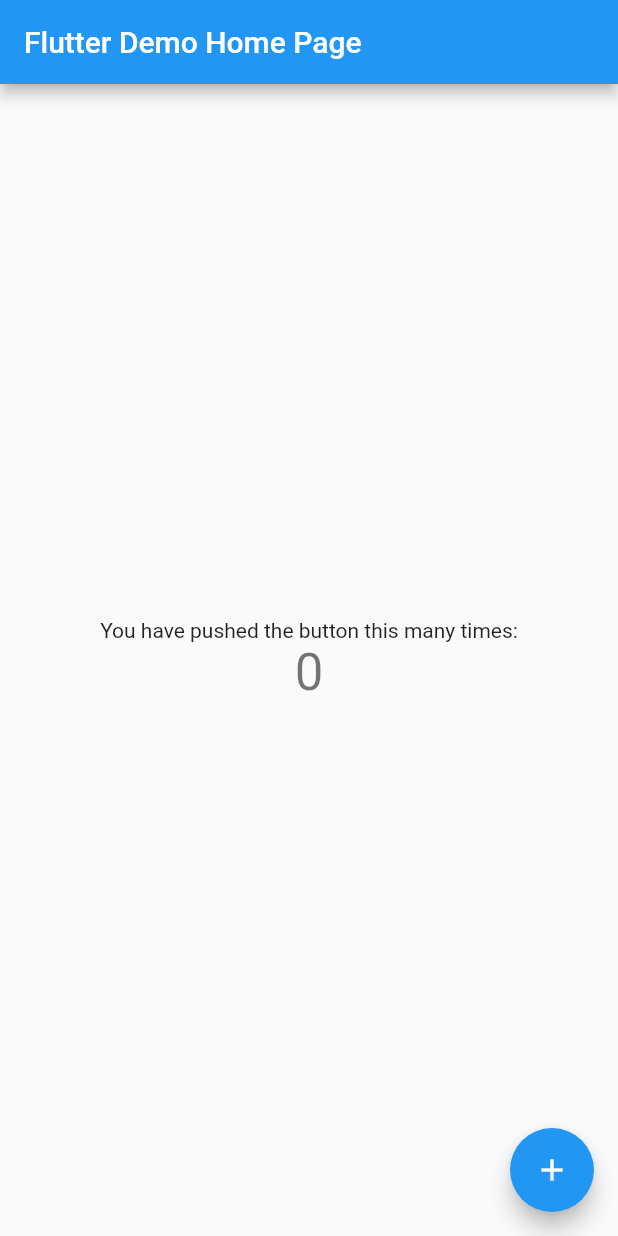
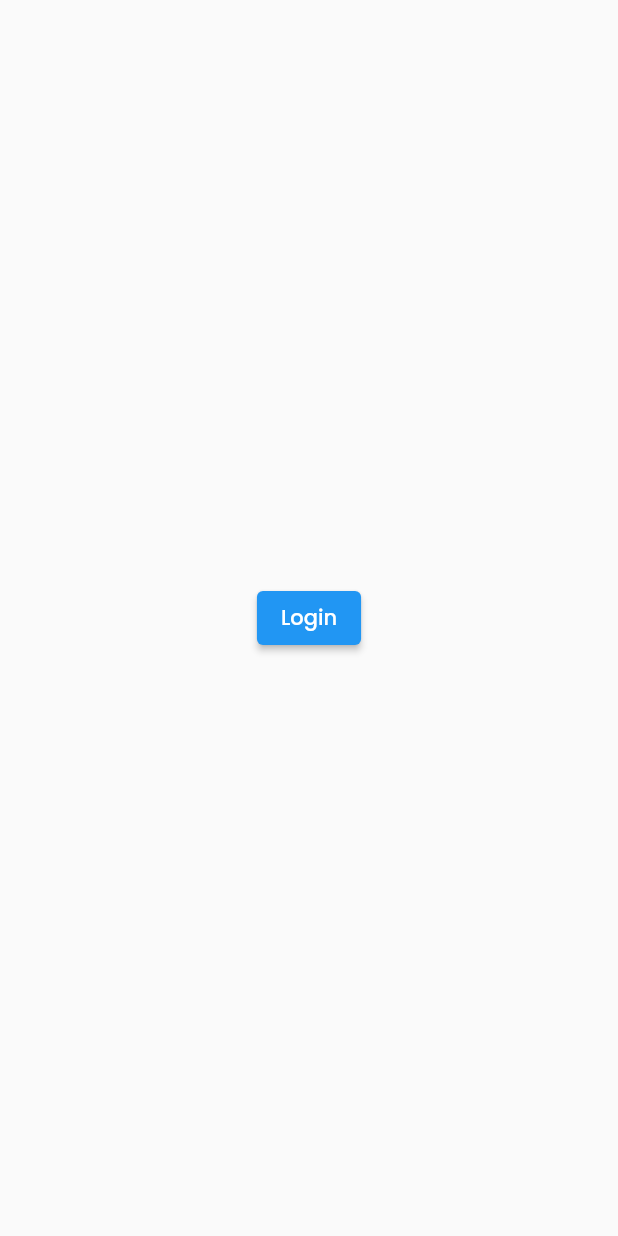
Before and after one commit to sfa119f/login_flutter, a Flutter app: the screen it shows after launch, on a phone screen of 412 x 824 dp. Run offline on Flutter 3.47's test engine with Material 2 defaults, Android fonts, the phone set to English and light mode, and no system bars.

Commit message:
make base screen

```diff
--- a/lib/main.dart
+++ b/lib/main.dart
@@ -1,115 +1,16 @@
 import 'package:flutter/material.dart';
+import 'package:login_flutter/screen/first.dart';
 
-void main() {
-  runApp(const MyApp());
-}
+void main() => runApp(MyApp());
 
 class MyApp extends StatelessWidget {
   const MyApp({super.key});
 
-  // This widget is the root of your application.
   @override
   Widget build(BuildContext context) {
     return MaterialApp(
-      title: 'Flutter Demo',
-      theme: ThemeData(
-        // This is the theme of your application.
-        //
-        // Try running your application with "flutter run". You'll see the
-        // application has a blue toolbar. Then, without quitting the app, try
-        // changing the primarySwatch below to Colors.green and then invoke
-        // "hot reload" (press "r" in the console where you ran "flutter run",
-        // or simply save your changes to "hot reload" in a Flutter IDE).
-        // Notice that the counter didn't reset back to zero; the application
-        // is not restarted.
-        primarySwatch: Colors.blue,
-      ),
-      home: const MyHomePage(title: 'Flutter Demo Home Page'),
+      theme: ThemeData(fontFamily: 'Poppins'),
+      home: FirstScreen(),
     );
   }
 }
-
-class MyHomePage extends StatefulWidget {
-  const MyHomePage({super.key, required this.title});
-
-  // This widget is the home page of your application. It is stateful, meaning
-  // that it has a State object (defined below) that contains fields that affect
-  // how it looks.
-
-  // This class is the configuration for the state. It holds the values (in this
-  // case the title) provided by the parent (in this case the App widget) and
-  // used by the build method of the State. Fields in a Widget subclass are
-  // always marked "final".
-
-  final String title;
-
-  @override
-  State<MyHomePage> createState() => _MyHomePageState();
-}
-
-class _MyHomePageState extends State<MyHomePage> {
-  int _counter = 0;
-
-  void _incrementCounter() {
-    setState(() {
-      // This call to setState tells the Flutter framework that something has
-      // changed in this State, which causes it to rerun the build method below
-      // so that the display can reflect the updated values. If we changed
-      // _counter without calling setState(), then the build method would not be
-      // called again, and so nothing would appear to happen.
-      _counter++;
-    });
-  }
-
-  @override
-  Widget build(BuildContext context) {
-    // This method is rerun every time setState is called, for instance as done
-    // by the _incrementCounter method above.
-    //
-    // The Flutter framework has been optimized to make rerunning build methods
-    // fast, so that you can just rebuild anything that needs updating rather
-    // than having to individually change instances of widgets.
-    return Scaffold(
-      appBar: AppBar(
-        // Here we take the value from the MyHomePage object that was created by
-        // the App.build method, and use it to set our appbar title.
-        title: Text(widget.title),
-      ),
-      body: Center(
-        // Center is a layout widget. It takes a single child and positions it
-        // in the middle of the parent.
-        child: Column(
-          // Column is also a layout widget. It takes a list of children and
-          // arranges them vertically. By default, it sizes itself to fit its
-          // children horizontally, and tries to be as tall as its parent.
-          //
-          // Invoke "debug painting" (press "p" in the console, choose the
-          // "Toggle Debug Paint" action from the Flutter Inspector in Android
-          // Studio, or the "Toggle Debug Paint" command in Visual Studio Code)
-          // to see the wireframe for each widget.
-          //
-          // Column has various properties to control how it sizes itself and
-          // how it positions its children. Here we use mainAxisAlignment to
-          // center the children vertically; the main axis here is the vertical
-          // axis because Columns are vertical (the cross axis would be
-          // horizontal).
-          mainAxisAlignment: MainAxisAlignment.center,
-          children: <Widget>[
-            const Text(
-              'You have pushed the button this many times:',
-            ),
-            Text(
-              '$_counter',
-              style: Theme.of(context).textTheme.headline4,
-            ),
-          ],
-        ),
-      ),
-      floatingActionButton: FloatingActionButton(
-        onPressed: _incrementCounter,
-        tooltip: 'Increment',
-        child: const Icon(Icons.add),
-      ), // This trailing comma makes auto-formatting nicer for build methods.
-    );
-  }
-}
--- /dev/null
+++ b/lib/screen/first.dart
@@ -0,0 +1,27 @@
+import 'package:flutter/material.dart';
+import 'package:login_flutter/screen/second.dart';
+
+class FirstScreen extends StatelessWidget {
+  const FirstScreen({super.key});
+  @override
+  Widget build(BuildContext context) {
+    return Scaffold(
+      body: Center(
+        child: ElevatedButton(
+          child: Text("Login"),
+          onPressed: () {
+            Navigator.push(
+              context,
+              MaterialPageRoute(builder: (context) => const SecondScreen())
+            );
+            // -- Digunakan untuk mereplace page (tanpa menambah stack page) -- //
+            // Navigator.pushReplacement(context,
+            //     MaterialPageRoute(builder: (context) {
+            //   return MainPage();
+            // }));
+          },
+        )
+      ),
+    );
+  }
+}
--- a/pubspec.yaml
+++ b/pubspec.yaml
@@ -87,5 +87,10 @@ flutter:
   #       - asset: fonts/TrajanPro_Bold.ttf
   #         weight: 700
   #
+  fonts:
+    - family: Poppins
+      fonts:
+        - asset: assets/font/Poppins-Regular.ttf
+  #
   # For details regarding fonts from package dependencies,
   # see https://flutter.dev/custom-fonts/#from-packages
```
Also changed, not shown: lib/screen/second.dart (added, +23 -0 lines), lib/screen/third.dart (added, +20 -0 lines).
